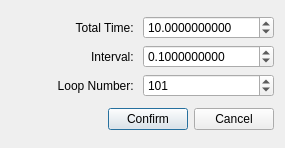
This is ZGO2/form/dialoggomarkovperiod.ui in regissahore/Typewriter as Qt 5 draws it before an edit. The edited form follows.
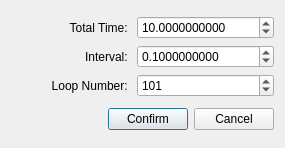
This is the edited form.

```diff
--- a/ZGO2/form/dialoggomarkovperiod.ui
+++ b/ZGO2/form/dialoggomarkovperiod.ui
@@ -55,7 +55,7 @@
         <number>10</number>
        </property>
        <property name="maximum">
-        <double>99999.990000000005239</double>
+        <double>999999999.990000009536743</double>
        </property>
        <property name="value">
         <double>10.000000000000000</double>
```
